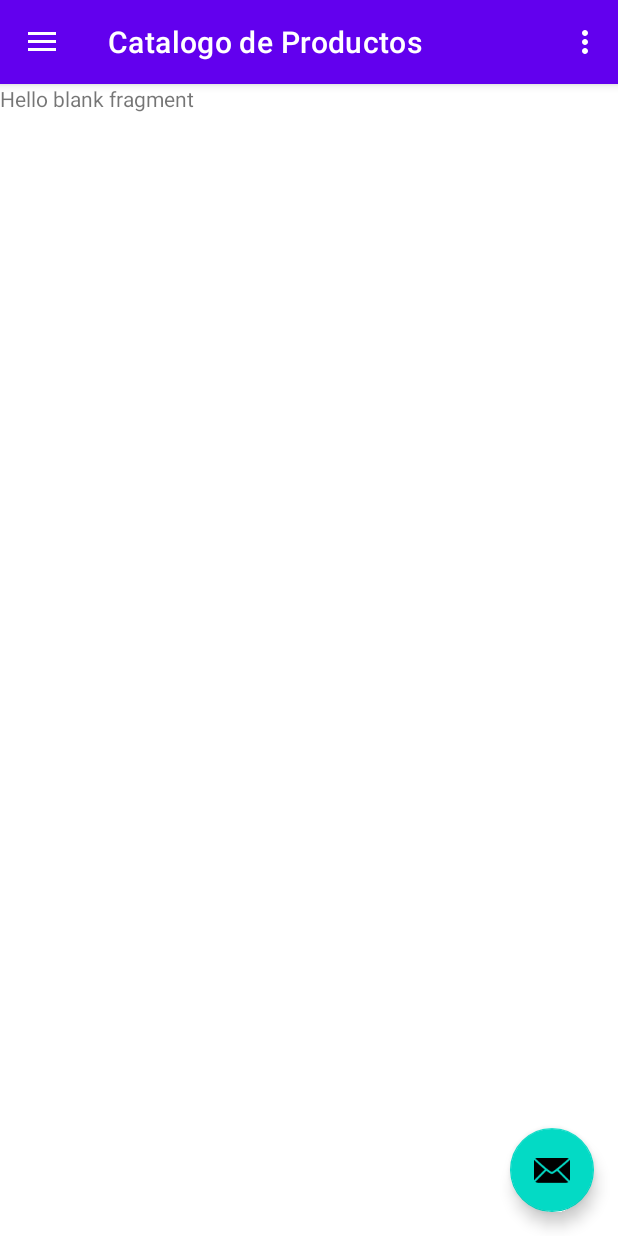
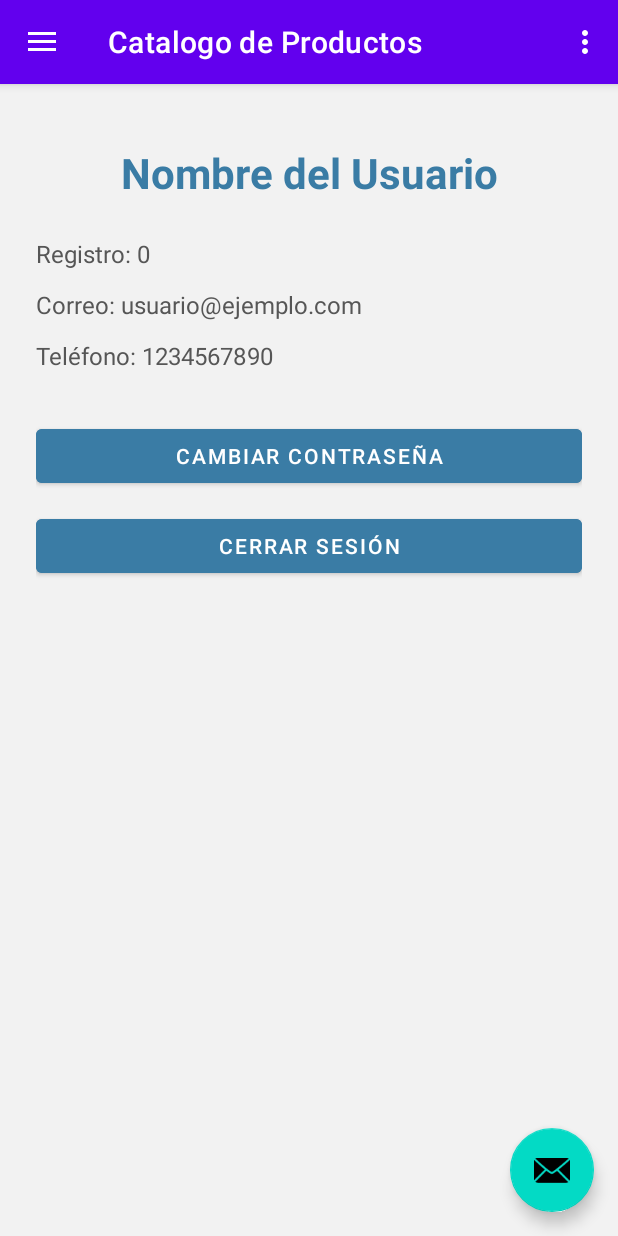
Before and after one commit to Monthy04/Proyecto_Movil, an Android app: the MainActivity screen opened directly, with no data from a screen before it, in the side drawer, after a tap on "Usuario", on a phone screen of 412 x 824 dp. Run offline under Robolectric (Android 15) with nearby library versions, the phone set to English and light mode, and no system bars; our stand-ins replace navigation-ui.

Commit message:
ventana ususario visible

```diff
--- a/app/src/main/java/com/example/proyecto_3p/UsusarioManager.kt
+++ b/app/src/main/java/com/example/proyecto_3p/UsusarioManager.kt
@@ -2,13 +2,13 @@ package com.example.proyecto_3p
 
 object UsuarioManager {
     val usuariosRegistrados = ArrayList<Usuario>()
+    var usuarioActual: Usuario? = null // <--- Aquí lo agregamos
 
     fun registrarUsuario(nombre: String, password: String, correo: String, telefono: String): Boolean {
-        // Verifica si el nombre ya existe
         if (usuariosRegistrados.any { it.nombre == nombre }) return false
 
         val nuevoUsuario = Usuario()
-        nuevoUsuario.registro = usuariosRegistrados.size + 1 // empieza en 1
+        nuevoUsuario.registro = usuariosRegistrados.size + 1
         nuevoUsuario.nombre = nombre
         nuevoUsuario.password = password
         nuevoUsuario.correo = correo
@@ -19,6 +19,8 @@ object UsuarioManager {
     }
 
     fun iniciarSesion(nombre: String, password: String): Usuario? {
-        return usuariosRegistrados.find { it.nombre == nombre && it.password == password }
+        val usuario = usuariosRegistrados.find { it.nombre == nombre && it.password == password }
+        usuarioActual = usuario // <--- Aquí se guarda el usuario que inició sesión
+        return usuario
     }
 }
--- a/app/src/main/java/com/example/proyecto_3p/ui/FragmentUsuario.kt
+++ /dev/null
@@ -1,25 +0,0 @@
-package com.example.proyecto_3p.ui
-
-import android.os.Bundle
-import androidx.fragment.app.Fragment
-import android.view.LayoutInflater
-import android.view.View
-import android.view.ViewGroup
-import com.example.proyecto_3p.R
-
-/**
- * A simple [Fragment] subclass.
- * Use the [FragmentUsuario.newInstance] factory method to
- * create an instance of this fragment.
- */
-class FragmentUsuario : Fragment()
-{
-
-    override fun onCreateView(
-        inflater: LayoutInflater, container: ViewGroup?,
-        savedInstanceState: Bundle?
-    ): View? {
-        // Inflate the layout for this fragment
-        return inflater.inflate(R.layout.fragment_usuario, container, false)
-    }
-}
--- /dev/null
+++ b/app/src/main/java/com/example/proyecto_3p/ui/FragmentUsusario.kt
@@ -0,0 +1,73 @@
+package com.example.proyecto_3p.ui
+
+import android.content.Intent
+import android.os.Bundle
+import androidx.fragment.app.Fragment
+import android.view.LayoutInflater
+import android.view.View
+import android.view.ViewGroup
+import android.widget.Button
+import android.widget.TextView
+import android.widget.Toast
+
+import com.example.proyecto_3p.Administrador
+import com.example.proyecto_3p.R
+import com.example.proyecto_3p.Usuario
+import com.example.proyecto_3p.UsuarioManager
+
+class FragmentUsusario : Fragment() {
+
+    private lateinit var usuario: Usuario // puede ser Administrador o RepVentas también
+
+    override fun onCreateView(
+        inflater: LayoutInflater, container: ViewGroup?,
+        savedInstanceState: Bundle?
+    ): View? {
+        return inflater.inflate(R.layout.fragment_usuario, container, false)
+    }
+
+    override fun onViewCreated(view: View, savedInstanceState: Bundle?) {
+        super.onViewCreated(view, savedInstanceState)
+
+        // Supongamos que recibiste al usuario por argumentos, sesión o bundle
+        usuario = UsuarioManager.usuarioActual ?: return
+
+        view.findViewById<TextView>(R.id.tvNombreUsuario).text = usuario.nombre
+        view.findViewById<TextView>(R.id.tvRegistro).text = "Registro: ${usuario.registro}"
+        view.findViewById<TextView>(R.id.tvCorreo).text = "Correo: ${usuario.correo}"
+        view.findViewById<TextView>(R.id.tvTelefono).text = "Teléfono: ${usuario.telefono}"
+
+        val btnCambiarContrasena = view.findViewById<Button>(R.id.btnCambiarContrasena)
+        val btnCerrarSesion = view.findViewById<Button>(R.id.btnCerrarSesion)
+
+        // Botones de admin y ventas
+        val btnAgregar = view.findViewById<Button>(R.id.btnAgregarProducto)
+        val btnEditar = view.findViewById<Button>(R.id.btnEditarProducto)
+        val btnEliminar = view.findViewById<Button>(R.id.btnEliminarProducto)
+        val btnEditarUsuario = view.findViewById<Button>(R.id.btnEditarUsuario)
+        val btnEliminarUsuario = view.findViewById<Button>(R.id.btnEliminarUsuario)
+
+        // Mostrar según tipo
+        if (usuario is Administrador) {
+            btnAgregar.visibility = View.VISIBLE
+            btnEditar.visibility = View.VISIBLE
+            btnEliminar.visibility = View.VISIBLE
+
+            if ((usuario as Administrador).tipo == 1) {
+                btnEditarUsuario.visibility = View.VISIBLE
+                btnEliminarUsuario.visibility = View.VISIBLE
+            }
+        }
+
+        btnCerrarSesion.setOnClickListener {
+            UsuarioManager.usuarioActual = null
+            val intent = Intent(requireContext(), LoginActivity::class.java)
+            startActivity(intent)
+            requireActivity().finish()
+        }
+
+        btnCambiarContrasena.setOnClickListener {
+            Toast.makeText(requireContext(), "Funcionalidad pendiente", Toast.LENGTH_SHORT).show()
+        }
+    }
+}
--- a/app/src/main/res/layout/fragment_usuario.xml
+++ b/app/src/main/res/layout/fragment_usuario.xml
@@ -1,14 +1,153 @@
 <?xml version="1.0" encoding="utf-8"?>
-<FrameLayout xmlns:android="http://schemas.android.com/apk/res/android"
-    xmlns:tools="http://schemas.android.com/tools"
+<androidx.constraintlayout.widget.ConstraintLayout xmlns:android="http://schemas.android.com/apk/res/android"
+    xmlns:app="http://schemas.android.com/apk/res-auto"
+    android:id="@+id/layoutUsuario"
     android:layout_width="match_parent"
     android:layout_height="match_parent"
-    tools:context=".ui.FragmentUsuario">
+    android:background="#F2F2F2"
+    android:padding="24dp">
 
-    <!-- TODO: Update blank fragment layout -->
+    <!-- Título: nombre del usuario -->
     <TextView
-        android:layout_width="match_parent"
-        android:layout_height="match_parent"
-        android:text="@string/hello_blank_fragment" />
+        android:id="@+id/tvNombreUsuario"
+        android:layout_width="wrap_content"
+        android:layout_height="wrap_content"
+        android:text="Nombre del Usuario"
+        android:textSize="28sp"
+        android:textColor="#3A7CA5"
+        android:textStyle="bold"
+        app:layout_constraintTop_toTopOf="parent"
+        app:layout_constraintStart_toStartOf="parent"
+        app:layout_constraintEnd_toEndOf="parent"
+        android:layout_marginTop="16dp" />
 
-</FrameLayout>
+    <!-- Número de Registro -->
+    <TextView
+        android:id="@+id/tvRegistro"
+        android:layout_width="wrap_content"
+        android:layout_height="wrap_content"
+        android:text="Registro: 0"
+        android:textColor="#565656"
+        android:textSize="16sp"
+        app:layout_constraintTop_toBottomOf="@id/tvNombreUsuario"
+        app:layout_constraintStart_toStartOf="parent"
+        android:layout_marginTop="24dp" />
+
+    <!-- Correo -->
+    <TextView
+        android:id="@+id/tvCorreo"
+        android:layout_width="wrap_content"
+        android:layout_height="wrap_content"
+        android:text="Correo: usuario@ejemplo.com"
+        android:textColor="#565656"
+        android:textSize="16sp"
+        app:layout_constraintTop_toBottomOf="@id/tvRegistro"
+        app:layout_constraintStart_toStartOf="parent"
+        android:layout_marginTop="12dp" />
+
+    <!-- Teléfono -->
+    <TextView
+        android:id="@+id/tvTelefono"
+        android:layout_width="wrap_content"
+        android:layout_height="wrap_content"
+        android:text="Teléfono: 1234567890"
+        android:textColor="#565656"
+        android:textSize="16sp"
+        app:layout_constraintTop_toBottomOf="@id/tvCorreo"
+        app:layout_constraintStart_toStartOf="parent"
+        android:layout_marginTop="12dp" />
+
+    <!-- Botón: Cambiar Contraseña -->
+    <Button
+        android:id="@+id/btnCambiarContrasena"
+        android:layout_width="0dp"
+        android:layout_height="wrap_content"
+        android:text="Cambiar contraseña"
+        android:textColor="#FFFFFF"
+        android:backgroundTint="#3A7CA5"
+        app:layout_constraintTop_toBottomOf="@id/tvTelefono"
+        app:layout_constraintStart_toStartOf="parent"
+        app:layout_constraintEnd_toEndOf="parent"
+        android:layout_marginTop="32dp" />
+
+    <!-- Botón: Cerrar sesión -->
+    <Button
+        android:id="@+id/btnCerrarSesion"
+        android:layout_width="0dp"
+        android:layout_height="wrap_content"
+        android:text="Cerrar sesión"
+        android:textColor="#FFFFFF"
+        android:backgroundTint="#3A7CA5"
+        app:layout_constraintTop_toBottomOf="@id/btnCambiarContrasena"
+        app:layout_constraintStart_toStartOf="parent"
+        app:layout_constraintEnd_toEndOf="parent"
+        android:layout_marginTop="12dp" />
+
+    <!-- Grupo: Representante de Ventas -->
+    <Button
+        android:id="@+id/btnAgregarProducto"
+        android:layout_width="0dp"
+        android:layout_height="wrap_content"
+        android:text="Agregar producto"
+        android:textColor="#FFFFFF"
+        android:backgroundTint="#3A7CA5"
+        android:visibility="gone"
+        app:layout_constraintTop_toBottomOf="@id/btnCerrarSesion"
+        app:layout_constraintStart_toStartOf="parent"
+        app:layout_constraintEnd_toEndOf="parent"
+        android:layout_marginTop="32dp" />
+
+    <Button
+        android:id="@+id/btnEditarProducto"
+        android:layout_width="0dp"
+        android:layout_height="wrap_content"
+        android:text="Editar producto"
+        android:textColor="#FFFFFF"
+        android:backgroundTint="#3A7CA5"
+        android:visibility="gone"
+        app:layout_constraintTop_toBottomOf="@id/btnAgregarProducto"
+        app:layout_constraintStart_toStartOf="parent"
+        app:layout_constraintEnd_toEndOf="parent"
+        android:layout_marginTop="12dp" />
+
+    <Button
+        android:id="@+id/btnEliminarProducto"
+        android:layout_width="0dp"
+        android:layout_height="wrap_content"
+        android:text="Eliminar producto"
+        android:textColor="#FFFFFF"
+        android:backgroundTint="#3A7CA5"
+        android:visibility="gone"
+        app:layout_constraintTop_toBottomOf="@id/btnEditarProducto"
+        app:layout_constraintStart_toStartOf="parent"
+        app:layout_constraintEnd_toEndOf="parent"
+        android:layout_marginTop="12dp" />
+
+    <!-- Grupo: Solo para Administrador -->
+    <Button
+        android:id="@+id/btnEditarUsuario"
+        android:layout_width="0dp"
+        android:layout_height="wrap_content"
+        android:text="Editar usuario"
+        android:textColor="#FFFFFF"
+        android:backgroundTint="#3A7CA5"
+        android:visibility="gone"
+        app:layout_constraintTop_toBottomOf="@id/btnEliminarProducto"
+        app:layout_constraintStart_toStartOf="parent"
+        app:layout_constraintEnd_toEndOf="parent"
+        android:layout_marginTop="32dp" />
+
+    <Button
+        android:id="@+id/btnEliminarUsuario"
+        android:layout_width="0dp"
+        android:layout_height="wrap_content"
+        android:text="Eliminar usuario"
+        android:textColor="#FFFFFF"
+        android:backgroundTint="#3A7CA5"
+        android:visibility="gone"
+        app:layout_constraintTop_toBottomOf="@id/btnEditarUsuario"
+        app:layout_constraintStart_toStartOf="parent"
+        app:layout_constraintEnd_toEndOf="parent"
+        android:layout_marginTop="12dp" />
+
+</androidx.constraintlayout.widget.ConstraintLayout>
--- a/app/src/main/res/layout/nav_header_main.xml
+++ b/app/src/main/res/layout/nav_header_main.xml
@@ -14,11 +14,11 @@
 
     <ImageView
         android:id="@+id/imageView"
-        android:layout_width="wrap_content"
-        android:layout_height="wrap_content"
+        android:layout_width="128dp"
+        android:layout_height="86dp"
         android:contentDescription="@string/nav_header_desc"
         android:paddingTop="@dimen/nav_header_vertical_spacing"
-        app:srcCompat="@mipmap/ic_launcher_round" />
+        android:src="@drawable/logotienda" />
 
     <TextView
         android:layout_width="match_parent"
--- a/app/src/main/res/navigation/mobile_navigation.xml
+++ b/app/src/main/res/navigation/mobile_navigation.xml
@@ -22,7 +22,7 @@
         tools:layout="@layout/fragment_compras" />
     <fragment
         android:id="@+id/nav_usuario"
-        android:name="com.example.proyecto_3p.ui.FragmentUsuario"
+        android:name="com.example.proyecto_3p.ui.FragmentUsusario"
         android:label="@string/productos"
         tools:layout="@layout/fragment_usuario" />
     <fragment
```
